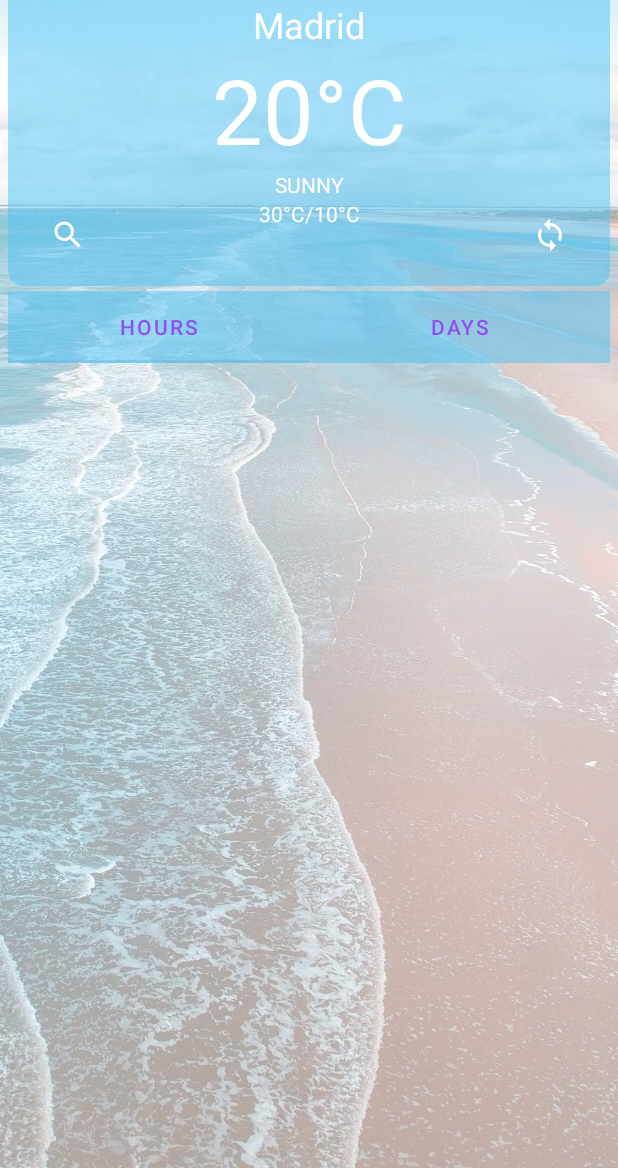
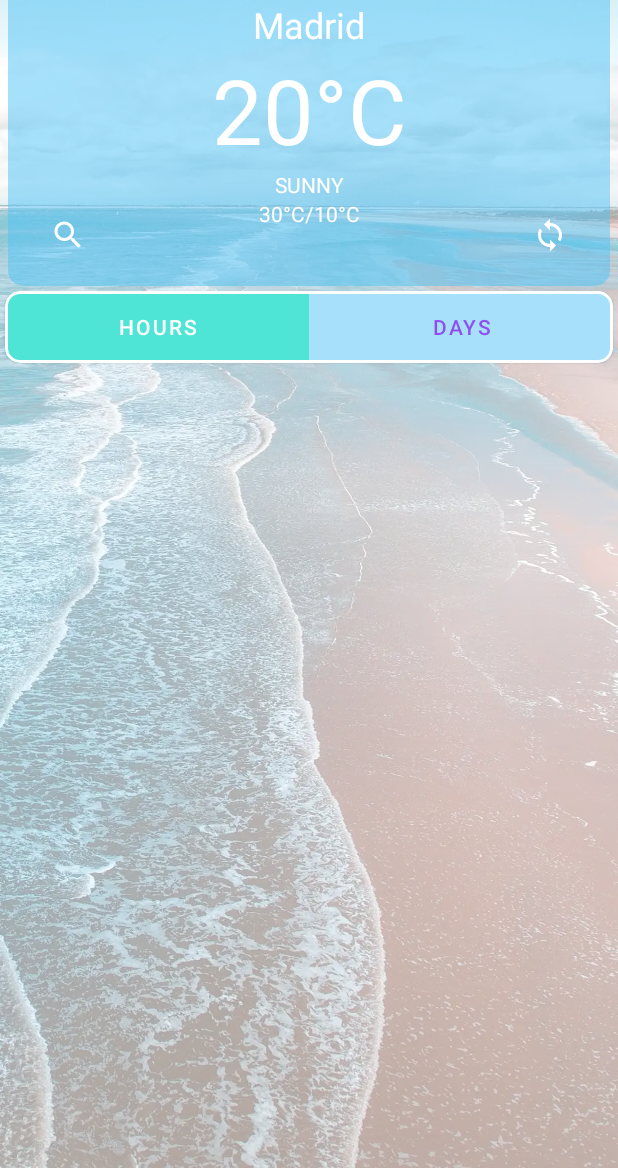
Before and after one commit to mimilatyu/PoYearA, an Android app: the screen it shows after launch (MainActivity), on a phone screen of 412 x 824 dp, the part 68-1236 px from its top. Run offline under Robolectric (Android 15) with nearby library versions, the phone set to English and light mode, and no system bars; our stand-ins replace Picasso, Volley; pictures from the network do not load; Roboto replaces fonts that are not available here; 1 statement that could not run was skipped.

Commit message:
added searchButton, made rounded corners for TabLayout

```diff
--- a/app/src/main/res/layout/fragment_main.xml
+++ b/app/src/main/res/layout/fragment_main.xml
@@ -144,17 +144,34 @@
 
     </androidx.cardview.widget.CardView>
 
+    <com.google.android.material.card.MaterialCardView
+        android:id="@+id/material_card"
+        app:layout_constraintTop_toBottomOf="@id/cardView"
+        app:layout_constraintLeft_toLeftOf="parent"
+        app:layout_constraintRight_toRightOf="parent"
+        android:layout_width="match_parent"
+        android:layout_height="wrap_content"
+        android:layout_margin="3dp"
+        app:strokeWidth="2dp"
+        app:cardCornerRadius="10dp">
+
     <com.google.android.material.tabs.TabLayout
         android:id="@+id/tabLayout"
-        android:layout_width="0dp"
+        app:layout_constraintTop_toTopOf="parent"
+        android:layout_width="match_parent"
         android:layout_height="wrap_content"
-        android:layout_marginTop="3dp"
+        app:tabIndicatorGravity="stretch"
+        app:tabMaxWidth="0dp"
+        app:tabGravity="fill"
+        app:tabMode="fixed"
+        app:tabIndicatorColor="?attr/colorAccent"
+        app:tabSelectedTextColor="@android:color/white"
         android:backgroundTint="@color/card_blue_bg"
-        app:layout_constraintEnd_toEndOf="@+id/cardView"
+        app:layout_constraintEnd_toEndOf="parent"
         app:layout_constraintHorizontal_bias="1.0"
-        app:layout_constraintStart_toStartOf="@+id/cardView"
-        app:layout_constraintTop_toBottomOf="@+id/cardView"
+        app:layout_constraintStart_toStartOf="parent"
         app:tabTextColor="@color/purple_500">
+
 
         <com.google.android.material.tabs.TabItem
             android:layout_width="wrap_content"
@@ -165,8 +182,11 @@
             android:layout_width="wrap_content"
             android:layout_height="wrap_content"
             android:text="Days" />
+    </com.google.android.material.tabs.TabLayout>
 
-    </com.google.android.material.tabs.TabLayout>
+    </com.google.android.material.card.MaterialCardView>
+
+
 
     <androidx.viewpager2.widget.ViewPager2
         android:id="@+id/vp"
@@ -174,7 +194,9 @@
         android:layout_height="0dp"
         android:layout_marginBottom="5dp"
         app:layout_constraintBottom_toBottomOf="parent"
-        app:layout_constraintEnd_toEndOf="@+id/tabLayout"
-        app:layout_constraintStart_toStartOf="@+id/tabLayout"
-        app:layout_constraintTop_toBottomOf="@+id/tabLayout" />
+        app:layout_constraintEnd_toEndOf="@+id/material_card"
+        app:layout_constraintStart_toStartOf="@+id/material_card"
+        app:layout_constraintTop_toBottomOf="@+id/material_card" />
+
+
 </androidx.constraintlayout.widget.ConstraintLayout>
```
Also changed, not shown: app/src/main/java/com/example/poyeara/DialogManager.kt (+21 -2 lines), app/src/main/java/com/example/poyeara/fragments/MainFragment.kt (+9 -1 lines).
